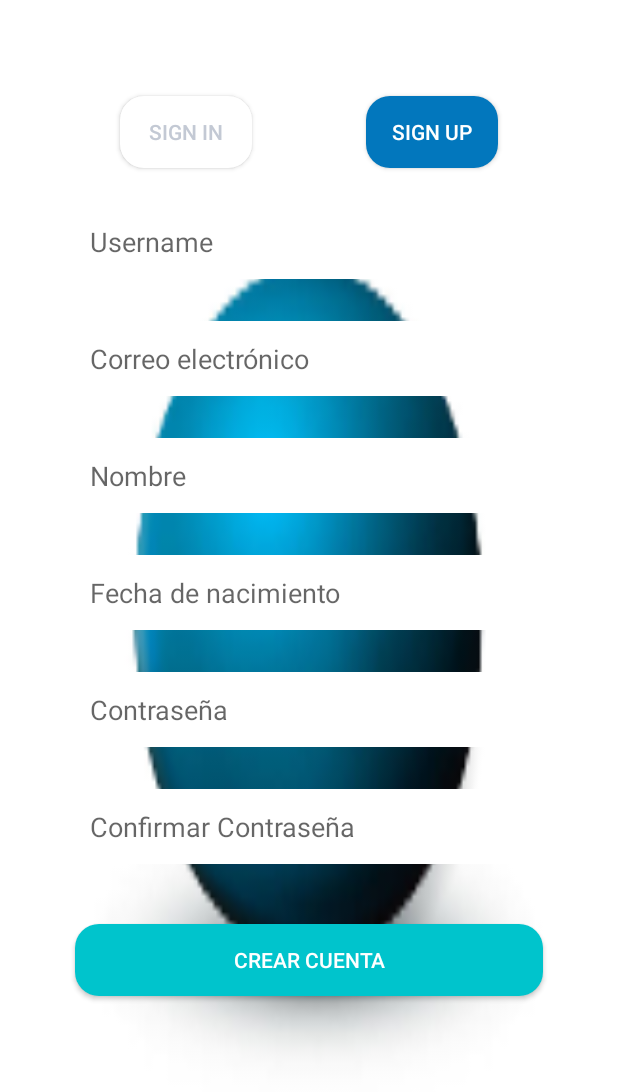
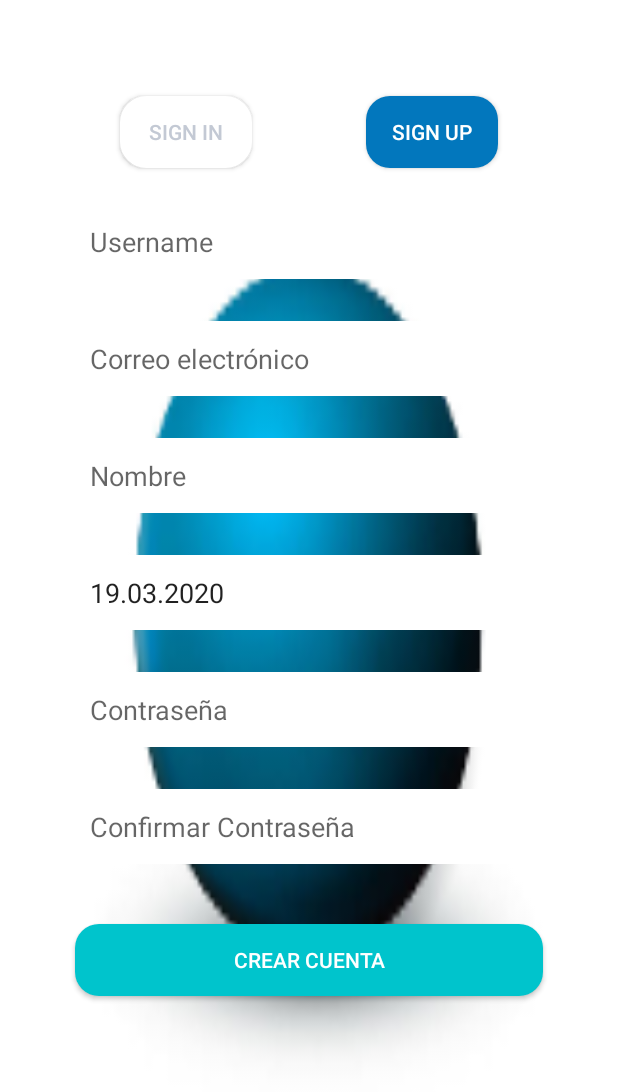
Before and after one commit to javidran/petland-app, an Android app: the SignUpActivity screen opened directly, with no data from a screen before it, on a phone screen of 412 x 824 dp. Shown: the top 1092 px of the screen. Run offline under Robolectric (Android 15) with nearby library versions, the phone set to English and light mode, and no system bars.

Commit message:
Calendario
cambios en la fecha de nacimiento y bordes en boton sign in de la vista sign up

```diff
--- a/app/src/main/java/com/example/petland/SignUpActivity.kt
+++ b/app/src/main/java/com/example/petland/SignUpActivity.kt
@@ -1,16 +1,49 @@
 package com.example.petland
 
+import android.app.DatePickerDialog
 import android.content.Intent
+import android.icu.text.SimpleDateFormat
+import android.icu.util.Calendar
+import android.os.Build
 import androidx.appcompat.app.AppCompatActivity
 import android.os.Bundle
 import android.view.View
+import android.widget.EditText
+import android.widget.TextView
+import androidx.annotation.RequiresApi
+import androidx.core.content.ContextCompat.startActivity
+import java.util.*
 
 class SignUpActivity : AppCompatActivity() {
 
+    @RequiresApi(Build.VERSION_CODES.N)
     override fun onCreate(savedInstanceState: Bundle?) {
         super.onCreate(savedInstanceState)
         setContentView(R.layout.activity_signup)
+        val textView: TextView = findViewById(R.id.editTextBirthday)
+        textView.text = SimpleDateFormat("dd.MM.yyyy").format(System.currentTimeMillis())
+
+        var cal = Calendar.getInstance()
+
+        val dateSetListener = DatePickerDialog.OnDateSetListener { view, year, monthOfYear, dayOfMonth ->
+            cal.set(Calendar.YEAR, year)
+            cal.set(Calendar.MONTH, monthOfYear)
+            cal.set(Calendar.DAY_OF_MONTH, dayOfMonth)
+
+            val myFormat = "dd.MM.yyyy" // mention the format you need
+            val sdf = SimpleDateFormat(myFormat, Locale.US)
+            textView.text = sdf.format(cal.time)
+
+        }
+
+        textView.setOnClickListener {
+            DatePickerDialog(this@SignUpActivity, dateSetListener,
+                cal.get(Calendar.YEAR),
+                cal.get(Calendar.MONTH),
+                cal.get(Calendar.DAY_OF_MONTH)).show()
+        }
     }
+
 
     fun signIn(view: View) {
         val intent = Intent(this, SignInActivity::class.java).apply {
--- /dev/null
+++ b/app/src/main/res/drawable/button_with_borders.xml
@@ -0,0 +1,6 @@
+<?xml version="1.0" encoding="utf-8"?>
+<shape xmlns:android="http://schemas.android.com/apk/res/android">
+    <corners android:radius="16dp" />
+    <solid android:color="#000000"/>
+    <stroke android:width="5px" android:color="#C3C9D4" />
+</shape>
--- a/app/src/main/res/layout/activity_signup.xml
+++ b/app/src/main/res/layout/activity_signup.xml
@@ -15,7 +15,7 @@
         android:layout_marginStart="80dp"
         android:layout_marginTop="64dp"
 
-        android:background="@drawable/buttom_without_corners"
+        android:background="@drawable/button_with_borders"
         android:backgroundTint="#FFFFFF"
         android:onClick="signIn"
         android:text="Sign In"
@@ -100,7 +100,7 @@
         android:background="@drawable/edittext_without_corners"
         android:ems="10"
         android:hint="Fecha de nacimiento"
-        android:inputType="textPostalAddress"
+        android:inputType="text|date"
         app:layout_constraintEnd_toEndOf="parent"
         app:layout_constraintHorizontal_bias="1.0"
         app:layout_constraintStart_toStartOf="parent"
```
